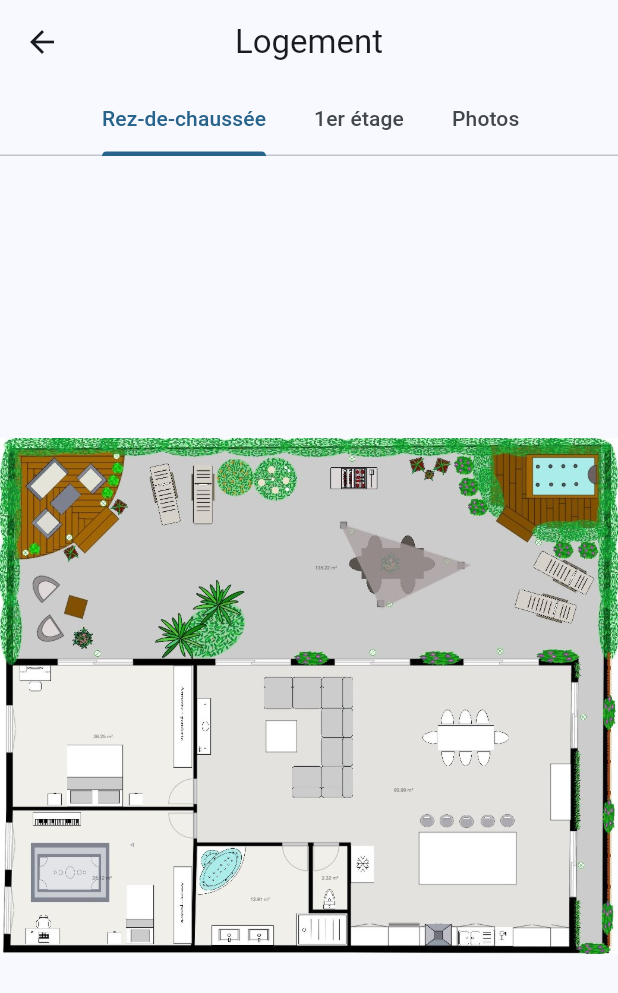
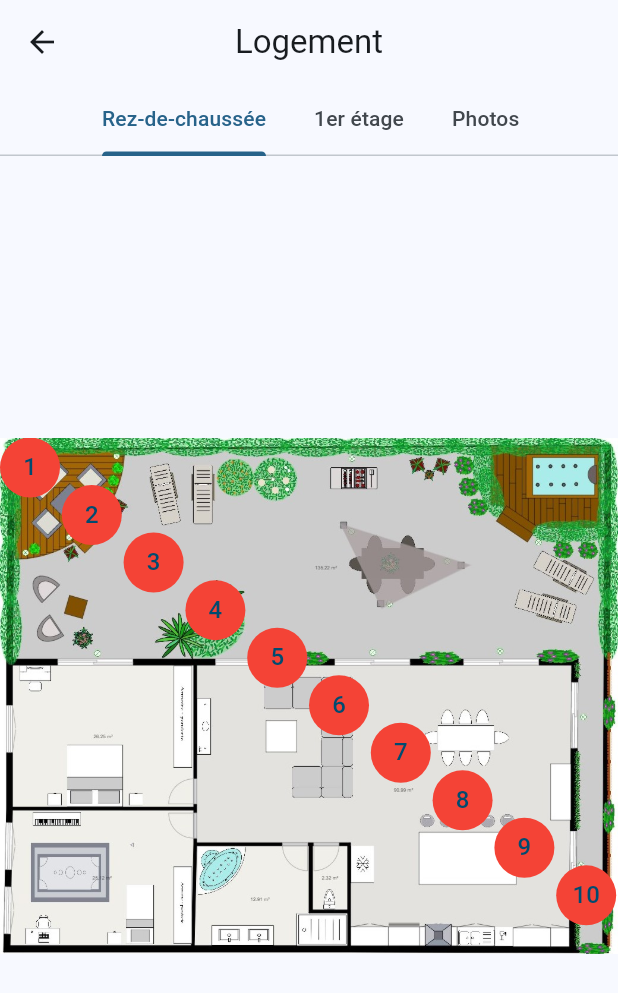
Before and after one commit to mathis47000/info-dom, a Flutter app: the DetailViewUser screen opened directly with sample values from the repository, scrolled down 576 dp, after a tap on "Logement", on a phone screen of 412 x 824 dp. Shown: the top 993 px of the screen. Run offline on Flutter 3.47's test engine with Material 2 defaults, Android fonts, the phone set to English and light mode, and no system bars; our stand-ins replace bloc, equatable, flutter_bloc, flutter_svg; missing offline and left inert: map_launcher.

Commit message:
put point on image and some adjust for photos

```diff
--- a/lib/screens/home/list_user/detail_view_user.dart
+++ b/lib/screens/home/list_user/detail_view_user.dart
@@ -1,6 +1,8 @@
 import 'package:flutter/material.dart';
 import 'package:info_dom/models/user.dart';
-import 'package:info_dom/screens/home/list_user/house/house_map_page.dart';
+import 'package:info_dom/screens/home/list_user/habit_view_page.dart';
+import 'package:info_dom/screens/home/list_user/house_map_page.dart';
+import 'package:info_dom/screens/home/list_user/list_groceries_page.dart';
 import 'package:info_dom/services/navigation.dart';
 import 'package:info_dom/style/style.dart';
 import 'package:info_dom/widgets/datail_user_widget/list_tile_localisation.dart';
@@ -70,26 +72,32 @@ class DetailViewUser extends StatelessWidget {
                 trailing: trailingCard,
               ),
             ),
-            const Card(
+            Card(
               child: ListTile(
-                leading: CircleAvatar(
+                leading: const CircleAvatar(
                   backgroundColor: Colors.transparent,
                   child: Icon(Icons.change_circle),
                 ),
-                title: Text('Habitudes de vie'),
-                subtitle: Text('déjeuner à 12h, dîner à 19h'),
+                title: const Text('Habitudes de vie'),
+                subtitle: const Text('déjeuner à 12h, dîner à 19h'),
                 trailing: trailingCard,
+                onTap: () {
+                  navigationWithAnimation(context, const HabitViewPage());
+                },
               ),
             ),
-            const Card(
+            Card(
               child: ListTile(
-                leading: CircleAvatar(
+                leading: const CircleAvatar(
                   backgroundColor: Colors.transparent,
                   child: Icon(Icons.shopping_cart),
                 ),
-                title: Text('Liste de courses'),
-                subtitle: Text('souvent des fruits et des légumes'),
+                title: const Text('Liste de courses'),
+                subtitle: const Text('souvent des fruits et des légumes'),
                 trailing: trailingCard,
+                onTap: () {
+                  navigationWithAnimation(context, const ListGroceriesPage());
+                },
               ),
             ),
           ],
--- a/lib/screens/home/list_user/house/house_map_page.dart
+++ /dev/null
@@ -1,68 +0,0 @@
-import 'dart:math';
-
-import 'package:flutter/material.dart';
-
-class HouseMapPage extends StatelessWidget {
-  const HouseMapPage({Key? key}) : super(key: key);
-
-  @override
-  Widget build(BuildContext context) {
-    return DefaultTabController(
-      length: 3,
-      child: Scaffold(
-        appBar: AppBar(
-          bottom: const TabBar(
-            isScrollable: true,
-            tabs: [
-              Tab(text: 'Rez-de-chaussée'),
-              Tab(text: '1er étage'),
-              Tab(text: 'Photos'),
-            ],
-          ),
-          title: const Text("Logement"),
-        ),
-        body: TabBarView(
-          physics: const NeverScrollableScrollPhysics(),
-          children: [
-            InteractiveViewer(
-              child: const Image(
-                image: AssetImage('assets/images/plans-maison.jpg'),
-              ),
-            ),
-            InteractiveViewer(
-              child: const Image(
-                image: AssetImage('assets/images/plans-maison.jpg'),
-              ),
-            ),
-            // grid of placholder images for now, 2 collumns
-            GridView.count(
-              crossAxisCount: 2,
-              crossAxisSpacing: 10,
-              mainAxisSpacing: 10,
-              children: List.generate(100, (index) {
-                return Placeholder(
-                  color: Colors
-                      .primaries[Random().nextInt(Colors.primaries.length)],
-                  child: GridTile(
-                    footer: Material(
-                      color: Colors.transparent,
-                      child: GridTileBar(
-                        backgroundColor: Colors.black45,
-                        leading: const Icon(Icons.image),
-                        title: Text('Image $index'),
-                        subtitle: Text('Subtitle $index'),
-                      ),
-                    ),
-                    child: Center(
-                      child: Text('Image $index'),
-                    ),
-                  ),
-                );
-              }),
-            ),
-          ],
-        ),
-      ),
-    );
-  }
-}
--- /dev/null
+++ b/lib/screens/home/list_user/house_map_page.dart
@@ -0,0 +1,132 @@
+import 'dart:math';
+
+import 'package:flutter/material.dart';
+import 'package:info_dom/services/navigation.dart';
+import 'package:info_dom/widgets/house/full_screen_image.dart';
+
+class HouseMapPage extends StatelessWidget {
+  const HouseMapPage({Key? key}) : super(key: key);
+
+  @override
+  Widget build(BuildContext context) {
+    return DefaultTabController(
+      length: 3,
+      child: Scaffold(
+        appBar: AppBar(
+          bottom: const TabBar(
+            isScrollable: true,
+            tabs: [
+              Tab(text: 'Rez-de-chaussée'),
+              Tab(text: '1er étage'),
+              Tab(text: 'Photos'),
+            ],
+          ),
+          title: const Text("Logement"),
+        ),
+        body: TabBarView(
+          physics: const NeverScrollableScrollPhysics(),
+          children: [
+            Center(
+              child: InteractiveViewer(
+                child: Stack(
+                  children: [
+                    Image.asset(
+                      'assets/images/plans-maison.jpg',
+                    ),
+                    // 5 point place random in the image with x and y coordinates
+                    for (var i = 0; i < 10; i++)
+                      Positioned(
+                        left: MediaQuery.of(context).size.width /
+                            10 *
+                            i.toDouble(),
+                        top: MediaQuery.of(context).size.width /
+                            13 *
+                            i.toDouble(),
+                        child: GestureDetector(
+                          onTap: () {
+                            navigationWithAnimation(
+                              context,
+                              FullScreenImage(
+                                pictureName:
+                                    'https://picsum.photos/400?image=${i + 1}',
+                              ),
+                            );
+                          },
+                          child: Hero(
+                            tag: 'https://picsum.photos/400?image=${i + 1}',
+                            child: CircleAvatar(
+                              backgroundColor: Colors.red,
+                              child: Text(
+                                '${i + 1}',
+                              ),
+                            ),
+                          ),
+                        ),
+                      ),
+                  ],
+                ),
+              ),
+            ),
+            InteractiveViewer(
+              child: Image.asset(
+                'assets/images/plans-maison.jpg',
+              ),
+            ),
+            Padding(
+              padding: const EdgeInsets.all(8.0),
+              child: GridView.count(
+                crossAxisCount: 2,
+                crossAxisSpacing: 10,
+                mainAxisSpacing: 10,
+                children: List.generate(100, (index) {
+                  var picture =
+                      'https://picsum.photos/900/1900?image=${index + 1}';
+                  return GestureDetector(
+                    onTap: () {
+                      navigationWithAnimation(
+                        context,
+                        FullScreenImage(
+                          pictureName: picture,
+                        ),
+                      );
+                    },
+                    child: GridTile(
+                      footer: Material(
+                        color: Colors.transparent,
+                        shape: const RoundedRectangleBorder(
+                            borderRadius: BorderRadius.vertical(
+                          bottom: Radius.circular(8),
+                        )),
+                        clipBehavior: Clip.antiAlias,
+                        child: GridTileBar(
+                          backgroundColor: Colors.black45,
+                          leading: const Icon(Icons.image),
+                          title: Text('Image $index'),
+                          subtitle: Text('Subtitle $index'),
+                        ),
+                      ),
+                      child: Material(
+                        shape: RoundedRectangleBorder(
+                          borderRadius: BorderRadius.circular(8),
+                        ),
+                        clipBehavior: Clip.antiAlias,
+                        child: Hero(
+                          tag: picture,
+                          child: FadeInImage.assetNetwork(
+                            placeholder: 'assets/images/logo.png',
+                            image: picture,
+                            fit: BoxFit.cover,
+                          ),
+                        ),
+                      ),
+                    ),
+                  );
+                }),
+              ),
+            ),
+          ],
+        ),
+      ),
+    );
+  }
+}
```
Also changed, not shown: lib/screens/home/list_user/habit_view_page.dart (added, +22 -0 lines), lib/screens/home/list_user/list_groceries_page.dart (added, +17 -0 lines), lib/widgets/house/full_screen_image.dart (added, +55 -0 lines), pubspec.lock.
